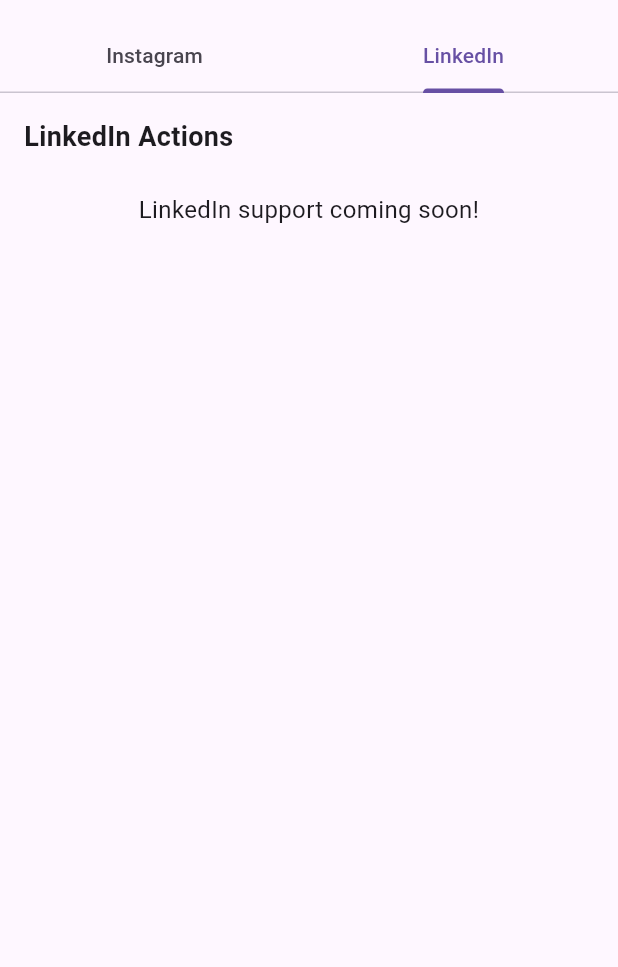
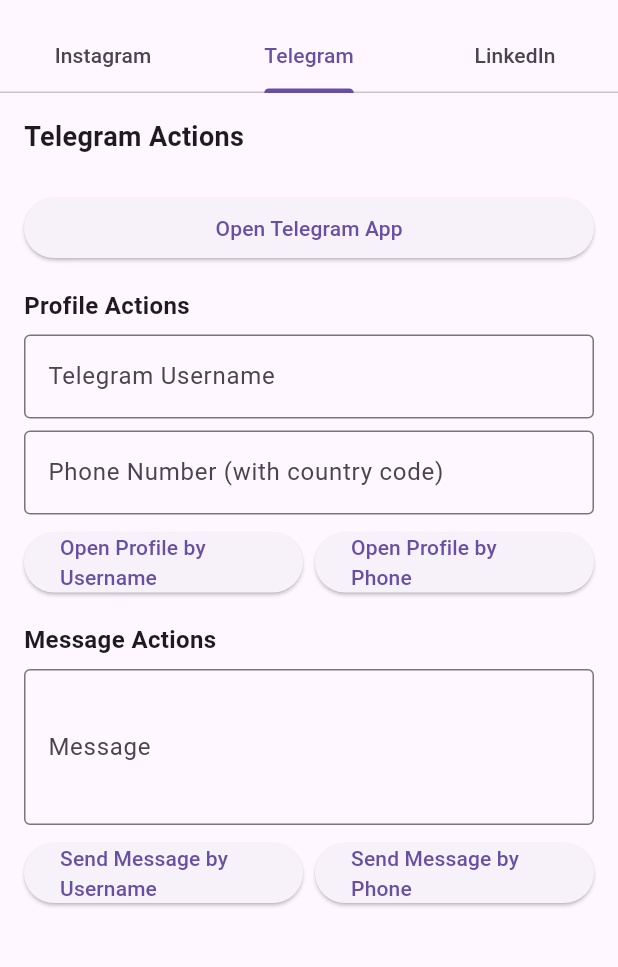
Before and after one commit to DeepLinkX/DeeplinkX, a Flutter app: the screen it shows after launch, tab 2 chosen, on a phone screen of 412 x 824 dp, the part 63-1030 px from its top. Run offline on Flutter 3.47's test engine with Material 3 defaults, Android fonts, the phone set to English and light mode, and no system bars.

Commit message:
Add Telegram in example project

```diff
--- a/example/lib/main.dart
+++ b/example/lib/main.dart
@@ -14,22 +14,30 @@
 
 class _MyAppState extends State<MyApp> {
   final _deeplinkX = const DeeplinkX();
+  final _messageController = TextEditingController();
+  final _usernameController = TextEditingController();
+  final _phoneController = TextEditingController();
+
+  @override
+  void dispose() {
+    _messageController.dispose();
+    _usernameController.dispose();
+    _phoneController.dispose();
+    super.dispose();
+  }
 
   @override
   Widget build(BuildContext context) {
     return MaterialApp(
+      theme: ThemeData(primarySwatch: Colors.blue, useMaterial3: true),
       home: DefaultTabController(
-        length: 2,
+        length: 3,
         child: Scaffold(
           appBar: AppBar(
             title: const Text('DeeplinkX Example'),
-            bottom: const TabBar(
-              tabs: [Tab(text: 'Instagram'), Tab(text: 'LinkedIn')],
-            ),
+            bottom: const TabBar(tabs: [Tab(text: 'Instagram'), Tab(text: 'Telegram'), Tab(text: 'LinkedIn')]),
           ),
-          body: TabBarView(
-            children: [_buildInstagramTab(), _buildLinkedInTab()],
-          ),
+          body: TabBarView(children: [_buildInstagramTab(), _buildTelegramTab(), _buildLinkedInTab()]),
         ),
       ),
     );
@@ -41,10 +49,7 @@
       child: Column(
         crossAxisAlignment: CrossAxisAlignment.stretch,
         children: [
-          const Text(
-            'Instagram Actions',
-            style: TextStyle(fontSize: 18, fontWeight: FontWeight.bold),
-          ),
+          const Text('Instagram Actions', style: TextStyle(fontSize: 18, fontWeight: FontWeight.bold)),
           const SizedBox(height: 24),
           _buildInstagramActions(),
         ],
@@ -52,21 +57,22 @@
     );
   }
 
-  Widget _buildLinkedInTab() {
+  Widget _buildTelegramTab() {
     return SingleChildScrollView(
       padding: const EdgeInsets.all(16.0),
       child: Column(
         crossAxisAlignment: CrossAxisAlignment.stretch,
         children: [
-          const Text(
-            'LinkedIn Actions',
-            style: TextStyle(fontSize: 18, fontWeight: FontWeight.bold),
-          ),
+          const Text('Telegram Actions', style: TextStyle(fontSize: 18, fontWeight: FontWeight.bold)),
           const SizedBox(height: 24),
-          _buildLinkedInActions(),
+          _buildTelegramActions(),
         ],
       ),
     );
+  }
+
+  Widget _buildLinkedInTab() {
+    return const Center(child: Text('LinkedIn support coming soon!', style: TextStyle(fontSize: 16)));
   }
 
   Widget _buildInstagramActions() {
@@ -80,26 +86,125 @@
           child: const Text('Open Instagram App'),
         ),
         const SizedBox(height: 8),
+        TextField(
+          controller: _usernameController,
+          decoration: const InputDecoration(
+            labelText: 'Instagram Username',
+            hintText: 'Enter Instagram username',
+            border: OutlineInputBorder(),
+          ),
+        ),
+        const SizedBox(height: 8),
         ElevatedButton(
           onPressed: () async {
-            await _deeplinkX.launchAction(
-              Instagram.openProfile('example_user'),
-            );
+            if (_usernameController.text.isNotEmpty) {
+              await _deeplinkX.launchAction(Instagram.openProfile(_usernameController.text));
+            }
           },
-          child: const Text('Open Profile'),
+          child: const Text('Open Instagram Profile'),
         ),
       ],
     );
   }
 
-  Widget _buildLinkedInActions() {
-    return const Column(
+  Widget _buildTelegramActions() {
+    return Column(
       crossAxisAlignment: CrossAxisAlignment.stretch,
       children: [
-        Text(
-          'LinkedIn support coming soon!',
-          style: TextStyle(fontSize: 16),
-          textAlign: TextAlign.center,
+        ElevatedButton(
+          onPressed: () async {
+            await _deeplinkX.launchAction(Telegram.open);
+          },
+          child: const Text('Open Telegram App'),
+        ),
+        const SizedBox(height: 16),
+        const Text('Profile Actions', style: TextStyle(fontSize: 16, fontWeight: FontWeight.bold)),
+        const SizedBox(height: 8),
+        TextField(
+          controller: _usernameController,
+          decoration: const InputDecoration(
+            labelText: 'Telegram Username',
+            hintText: 'Enter Telegram username',
+            border: OutlineInputBorder(),
+          ),
+        ),
+        const SizedBox(height: 8),
+        TextField(
+          controller: _phoneController,
+          decoration: const InputDecoration(
+            labelText: 'Phone Number (with country code)',
+            hintText: 'e.g., 1234567890 for US',
+            border: OutlineInputBorder(),
+          ),
+          keyboardType: TextInputType.phone,
+        ),
+        const SizedBox(height: 8),
+        Row(
+          children: [
+            Expanded(
+              child: ElevatedButton(
+                onPressed: () async {
+                  if (_usernameController.text.isNotEmpty) {
+                    await _deeplinkX.launchAction(Telegram.openProfile(_usernameController.text));
+                  }
+                },
+                child: const Text('Open Profile by Username'),
+              ),
+            ),
+            const SizedBox(width: 8),
+            Expanded(
+              child: ElevatedButton(
+                onPressed: () async {
+                  if (_phoneController.text.isNotEmpty) {
+                    await _deeplinkX.launchAction(Telegram.openProfilePhoneNumber(_phoneController.text));
+                  }
+                },
+                child: const Text('Open Profile by Phone'),
+              ),
+            ),
+          ],
+        ),
+        const SizedBox(height: 16),
+        const Text('Message Actions', style: TextStyle(fontSize: 16, fontWeight: FontWeight.bold)),
+        const SizedBox(height: 8),
+        TextField(
+          controller: _messageController,
+          decoration: const InputDecoration(
+            labelText: 'Message',
+            hintText: 'Enter message to send',
+            border: OutlineInputBorder(),
+          ),
+          maxLines: 3,
+        ),
+        const SizedBox(height: 8),
+        Row(
+          children: [
+            Expanded(
+              child: ElevatedButton(
+                onPressed: () async {
+                  if (_usernameController.text.isNotEmpty && _messageController.text.isNotEmpty) {
+                    await _deeplinkX.launchAction(
+                      Telegram.sendMessage(_usernameController.text, _messageController.text),
+                    );
+                  }
+                },
+                child: const Text('Send Message by Username'),
+              ),
+            ),
+            const SizedBox(width: 8),
+            Expanded(
+              child: ElevatedButton(
+                onPressed: () async {
+                  if (_phoneController.text.isNotEmpty && _messageController.text.isNotEmpty) {
+                    await _deeplinkX.launchAction(
+                      Telegram.sendMessagePhoneNumber(_phoneController.text, _messageController.text),
+                    );
+                  }
+                },
+                child: const Text('Send Message by Phone'),
+              ),
+            ),
+          ],
         ),
       ],
     );
```
